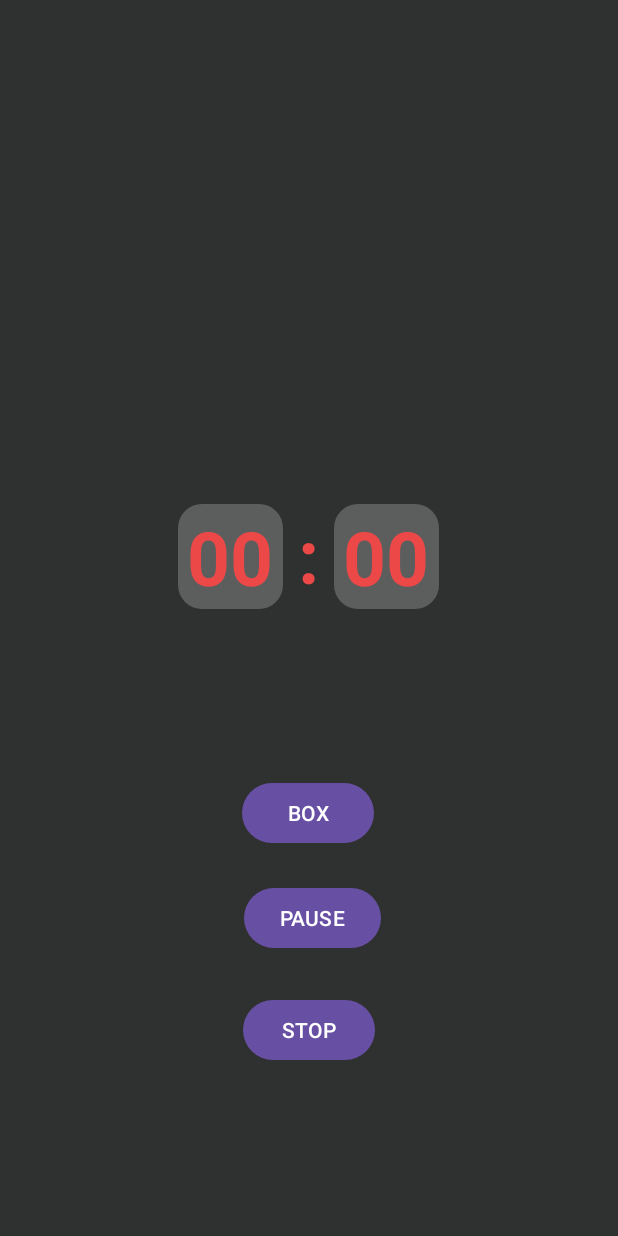
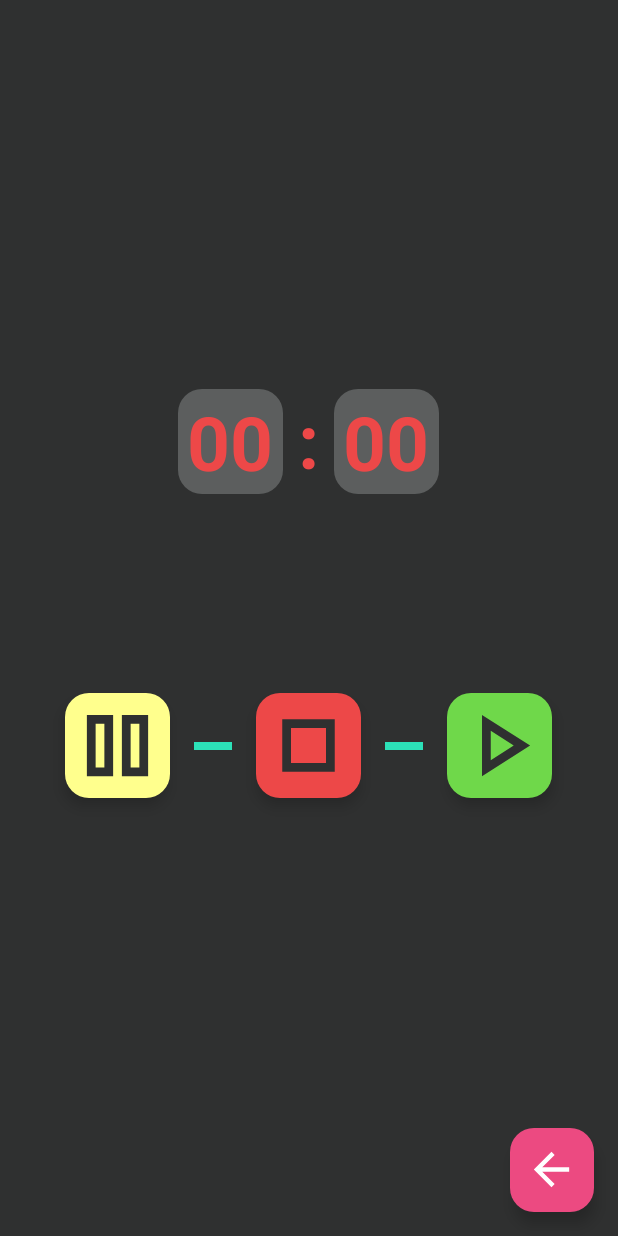
Before and after one commit to cvLara96/FightTimer, an Android app: the CronoActivity screen opened directly, with no data from a screen before it, on a phone screen of 412 x 824 dp. Run offline under Robolectric (Android 15) with nearby library versions, the phone set to English and light mode, and no system bars.

Commit message:
Cuarto commit: Creacion de botones definitvos de play, pause, stop Creacion de boton back Solucion de fallos al pulsar el boton stop sin iniciar el counDownTimer Solucion de fallos al pulsar sobre stop, play o pause sin configurar tiempo

```diff
--- a/app/src/main/java/com/example/fighttimer/CronoActivity.kt
+++ b/app/src/main/java/com/example/fighttimer/CronoActivity.kt
@@ -3,6 +3,7 @@ package com.example.fighttimer
 import androidx.appcompat.app.AppCompatActivity
 import android.os.Bundle
 import android.os.CountDownTimer
+import android.widget.Toast
 import androidx.core.content.ContextCompat
 import com.example.fighttimer.MainActivity.Companion.MINUTE_REST_KEY
 import com.example.fighttimer.MainActivity.Companion.MINUTE_ROUND_KEY
@@ -32,6 +33,7 @@ class CronoActivity : AppCompatActivity() {
     // Variables para los periodos y rondas
     private var isRoundPeriod: Boolean = true
     private var roundsRemaining: Int = 0
+    private var totalRounds: Int = 0 // Variable para el total de rounds
 
     override fun onCreate(savedInstanceState: Bundle?) {
         super.onCreate(savedInstanceState)
@@ -47,6 +49,7 @@ class CronoActivity : AppCompatActivity() {
         finalTimeRound = (minRound*60)+secRound
         finalTimeRest = (minRest*60)+secRest
         roundsRemaining = rounds
+        totalRounds = rounds
 
         initListener()
 
@@ -55,19 +58,36 @@ class CronoActivity : AppCompatActivity() {
 
     private fun initListener() {
         binding.btnStartFight.setOnClickListener {
+            if(finalTimeRound == 0 &&finalTimeRest == 0){
+                Toast.makeText(this, "Primero debes configurar el tiempo de entrenamiento", Toast.LENGTH_SHORT).show()
+            }else{
                 if(!isRunning){
                     startTimer()
                 }else if(isPaused){
                     resumeTimer()
                 }
             }
+        }
 
         binding.btnPausetFight.setOnClickListener {
+            if(finalTimeRound == 0 &&finalTimeRest == 0){
+                Toast.makeText(this, "Primero debes configurar el tiempo de entrenamiento", Toast.LENGTH_SHORT).show()
+            }else{
                 pauseTimer()
             }
 
+        }
+
         binding.btnStopFight.setOnClickListener {
+            if(finalTimeRound == 0 && finalTimeRest == 0){
+                Toast.makeText(this, "Primero debes configurar el tiempo de entrenamiento", Toast.LENGTH_SHORT).show()
+            }else{
                 stopTimer()
+            }
+        }
+
+        binding.btnBack.setOnClickListener {
+            finish()
         }
 
     }
@@ -140,12 +160,18 @@ class CronoActivity : AppCompatActivity() {
     }
 
     private fun stopTimer() {
-        countDownTimer.cancel()
+        try {
+            countDownTimer?.cancel()
             isRunning = false
             isPaused = false
             timeRemaining = 0L
             roundsRemaining = 0
             updateUI()
+
+        } catch (e: UninitializedPropertyAccessException) {
+            Toast.makeText(this, "El cronometro aun no se ha iniciado", Toast.LENGTH_SHORT).show()
+        }
+
     }
 
     private fun updateUI() {
@@ -154,11 +180,14 @@ class CronoActivity : AppCompatActivity() {
         val minutes = totalSeconds / 60
         val seconds = totalSeconds % 60
 
+        //Para mostrar el round por el que vamos
+        val currenRound = totalRounds - roundsRemaining + 1
+
         binding.tvMinutes.text = String.format("%02d", minutes)
         binding.tvSeconds.text = String.format("%02d", seconds)
 
         if(isRoundPeriod){
-            binding.tvRound.text = "COMBATE \nROUNDS RESTANTES: $roundsRemaining"
+            binding.tvRound.text = "COMBATE \nROUND $currenRound"
             binding.tvRound.setTextColor(
                 ContextCompat.getColor(this, R.color.crono_color)
             )
@@ -172,7 +201,7 @@ class CronoActivity : AppCompatActivity() {
                 ContextCompat.getColor(this, R.color.crono_color)
             )
         }else{
-            binding.tvRound.text = "DESCANSO \nROUNDS RESTANTES: $roundsRemaining"
+            binding.tvRound.text = "DESCANSO \nQUEDAN ${roundsRemaining-1} ROUNDS"
             binding.tvRound.setTextColor(
                 ContextCompat.getColor(this, R.color.start_color)
             )
--- a/app/src/main/java/com/example/fighttimer/MainActivity.kt
+++ b/app/src/main/java/com/example/fighttimer/MainActivity.kt
@@ -210,7 +210,7 @@ class MainActivity : AppCompatActivity() {
 
     //Metodo que reestablece la IU
     private fun restart(){
-        currentRound = 3 //Por defecto mostrara 3 rounds
+        currentRound = 1 //Por defecto mostrara 1 rounds
         currentRoundMinutes = 0 //Por defecto mostrara 0 minuto
         currentRoundSeconds = 0 //Por defecto mostrara 0 segundos
         currentRestMinutes = 0 //Por defecto mostrara 0 minuto
--- /dev/null
+++ b/app/src/main/res/drawable/ic_back.xml
@@ -0,0 +1,9 @@
+<vector xmlns:android="http://schemas.android.com/apk/res/android"
+    android:width="24dp"
+    android:height="24dp"
+    android:viewportWidth="960"
+    android:viewportHeight="960">
+  <path
+      android:pathData="m313,520 l224,224 -57,56 -320,-320 320,-320 57,56 -224,224h487v80L313,520Z"
+      android:fillColor="#666666"/>
+</vector>
--- /dev/null
+++ b/app/src/main/res/drawable/ic_pause.xml
@@ -0,0 +1,9 @@
+<vector xmlns:android="http://schemas.android.com/apk/res/android"
+    android:width="24dp"
+    android:height="24dp"
+    android:viewportWidth="960"
+    android:viewportHeight="960">
+  <path
+      android:pathData="M520,760v-560h240v560L520,760ZM200,760v-560h240v560L200,760ZM600,680h80v-400h-80v400ZM280,680h80v-400h-80v400ZM280,280v400,-400ZM600,280v400,-400Z"
+      android:fillColor="#666666"/>
+</vector>
--- /dev/null
+++ b/app/src/main/res/drawable/ic_stop.xml
@@ -0,0 +1,9 @@
+<vector xmlns:android="http://schemas.android.com/apk/res/android"
+    android:width="24dp"
+    android:height="24dp"
+    android:viewportWidth="960"
+    android:viewportHeight="960">
+  <path
+      android:pathData="M320,320v320,-320ZM240,720v-480h480v480L240,720ZM320,640h320v-320L320,320v320Z"
+      android:fillColor="#666666"/>
+</vector>
--- a/app/src/main/res/layout/activity_crono.xml
+++ b/app/src/main/res/layout/activity_crono.xml
@@ -11,14 +11,14 @@
         android:id="@+id/linearLayout"
         android:layout_width="wrap_content"
         android:layout_height="wrap_content"
-        android:layout_marginTop="320dp"
+        android:layout_marginTop="108dp"
         android:gravity="center"
         android:orientation="horizontal"
         android:padding="16dp"
         app:layout_constraintEnd_toEndOf="parent"
         app:layout_constraintHorizontal_bias="0.497"
         app:layout_constraintStart_toStartOf="parent"
-        app:layout_constraintTop_toTopOf="parent">
+        app:layout_constraintTop_toBottomOf="@+id/tvRound">
 
 
         <TextView
@@ -57,58 +57,90 @@
 
     </LinearLayout>
 
-    <Button
-        android:id="@+id/btnStartFight"
-        android:layout_width="wrap_content"
-        android:layout_height="wrap_content"
-        android:text="@string/btn_start"
-        android:textAllCaps="true"
-        app:layout_constraintBottom_toBottomOf="parent"
-        app:layout_constraintEnd_toEndOf="parent"
-        app:layout_constraintHorizontal_bias="0.498"
-        app:layout_constraintStart_toStartOf="parent"
-        app:layout_constraintTop_toBottomOf="@+id/linearLayout"
-        app:layout_constraintVertical_bias="0.272" />
-
-    <Button
-        android:id="@+id/btnPausetFight"
-        android:layout_width="wrap_content"
-        android:layout_height="wrap_content"
-        android:text="@string/btn_pause"
-        android:textAllCaps="true"
-        app:layout_constraintBottom_toBottomOf="parent"
-        app:layout_constraintEnd_toEndOf="parent"
-        app:layout_constraintHorizontal_bias="0.507"
-        app:layout_constraintStart_toStartOf="parent"
-        app:layout_constraintTop_toBottomOf="@+id/btnStartFight"
-        app:layout_constraintVertical_bias="0.105" />
-
-    <Button
-        android:id="@+id/btnStopFight"
-        android:layout_width="wrap_content"
-        android:layout_height="wrap_content"
-        android:text="stop"
-        android:textAllCaps="true"
-        app:layout_constraintBottom_toBottomOf="parent"
-        app:layout_constraintEnd_toEndOf="parent"
-        app:layout_constraintHorizontal_bias="0.501"
-        app:layout_constraintStart_toStartOf="parent"
-        app:layout_constraintTop_toBottomOf="@+id/btnPausetFight"
-        app:layout_constraintVertical_bias="0.189" />
 
     <TextView
         android:id="@+id/tvRound"
         android:layout_width="wrap_content"
         android:layout_height="wrap_content"
-        android:layout_marginTop="80dp"
+        android:layout_marginTop="88dp"
+        android:gravity="center"
         android:textColor="@color/white"
-        android:textSize="25sp"
-        tools:text = "0"
-        android:gravity="center"
+        android:textSize="35sp"
         android:textStyle="bold"
         app:layout_constraintEnd_toEndOf="parent"
         app:layout_constraintHorizontal_bias="0.498"
         app:layout_constraintStart_toStartOf="parent"
-        app:layout_constraintTop_toTopOf="parent" />
+        app:layout_constraintTop_toTopOf="parent"
+        tools:text="0" />
+
+    <LinearLayout
+        android:id="@+id/linearLayout2"
+        android:layout_width="409dp"
+        android:layout_height="176dp"
+        android:layout_marginTop="64dp"
+        android:gravity="center"
+        android:orientation="horizontal"
+        app:layout_constraintEnd_toEndOf="parent"
+        app:layout_constraintStart_toStartOf="parent"
+        app:layout_constraintTop_toBottomOf="@+id/linearLayout">
+
+
+        <com.google.android.material.floatingactionbutton.FloatingActionButton
+            android:id="@+id/btnPausetFight"
+            android:layout_width="70dp"
+            android:layout_height="70dp"
+            android:layout_margin="16dp"
+            android:foreground="@drawable/ic_pause"
+            android:foregroundTint="@color/background_app"
+            app:backgroundTint="@color/reset_color" />
+
+        <View
+            android:layout_width="25dp"
+            android:layout_height="5dp"
+            android:layout_gravity="center"
+            android:background="@color/background_component" />
+
+        <com.google.android.material.floatingactionbutton.FloatingActionButton
+            android:id="@+id/btnStopFight"
+            android:layout_width="70dp"
+            android:layout_height="70dp"
+            android:layout_margin="16dp"
+            android:foreground="@drawable/ic_stop"
+            android:foregroundTint="@color/background_app"
+            app:backgroundTint="@color/crono_color" />
+
+        <View
+            android:layout_width="25dp"
+            android:layout_height="5dp"
+            android:layout_gravity="center"
+            android:background="@color/background_component" />
+
+        <com.google.android.material.floatingactionbutton.FloatingActionButton
+            android:id="@+id/btnStartFight"
+            android:layout_width="70dp"
+            android:layout_height="70dp"
+            android:layout_margin="16dp"
+            android:foreground="@drawable/ic_play"
+            android:foregroundTint="@color/background_app"
+            app:backgroundTint="@color/start_color" />
+
+    </LinearLayout>
+
+    <com.google.android.material.floatingactionbutton.FloatingActionButton
+        android:id="@+id/btnBack"
+        android:layout_width="wrap_content"
+        android:layout_height="wrap_content"
+        android:layout_gravity="end|bottom"
+        android:layout_margin="16dp"
+        android:layout_marginEnd="16dp"
+        android:layout_marginBottom="16dp"
+        android:src="@drawable/ic_back"
+        app:fabSize="mini"
+        app:maxImageSize="35dp"
+        app:backgroundTint="@color/back"
+        app:tint="@color/white"
+        app:layout_constraintBottom_toBottomOf="parent"
+        app:layout_constraintEnd_toEndOf="parent"
+        tools:ignore="MissingConstraints" />
 
 </androidx.constraintlayout.widget.ConstraintLayout>
--- a/app/src/main/res/values/colors.xml
+++ b/app/src/main/res/values/colors.xml
@@ -11,5 +11,6 @@
     <color name="reset_color">#FFFF8D</color>
     <color name="save_color">#84FFFF</color>
     <color name="crono_color">#ED4848</color>
+    <color name="back">#EC4A81</color>
 
 </resources>
```
Lines whose indentation alone changed are shown as unchanged.
